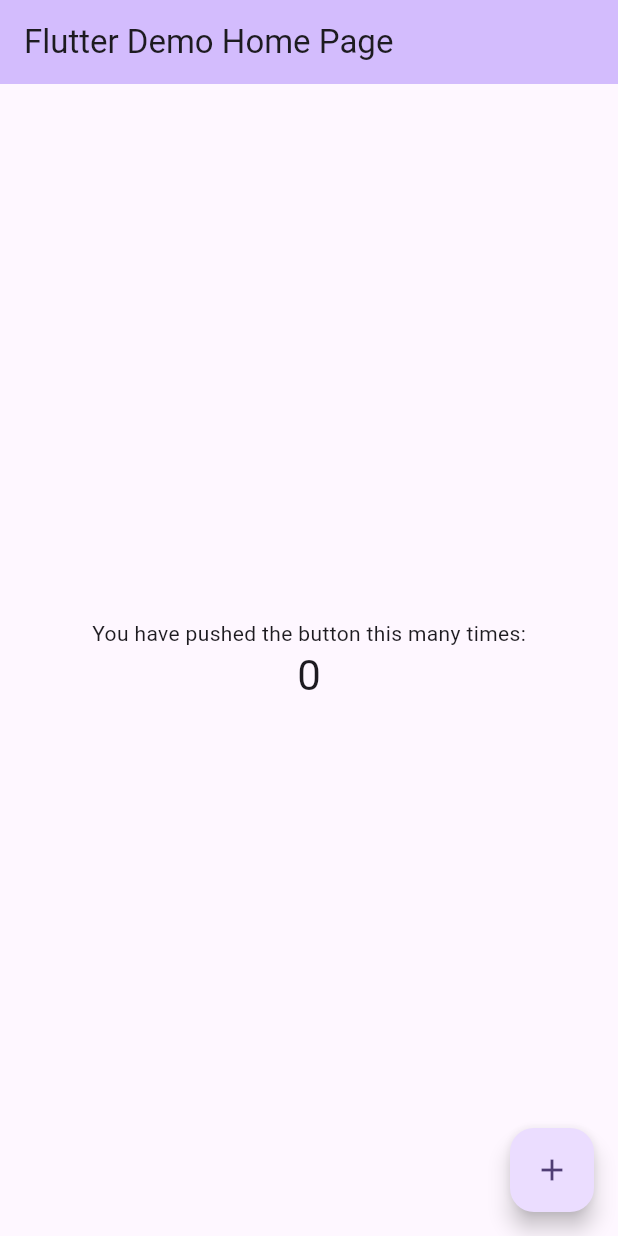
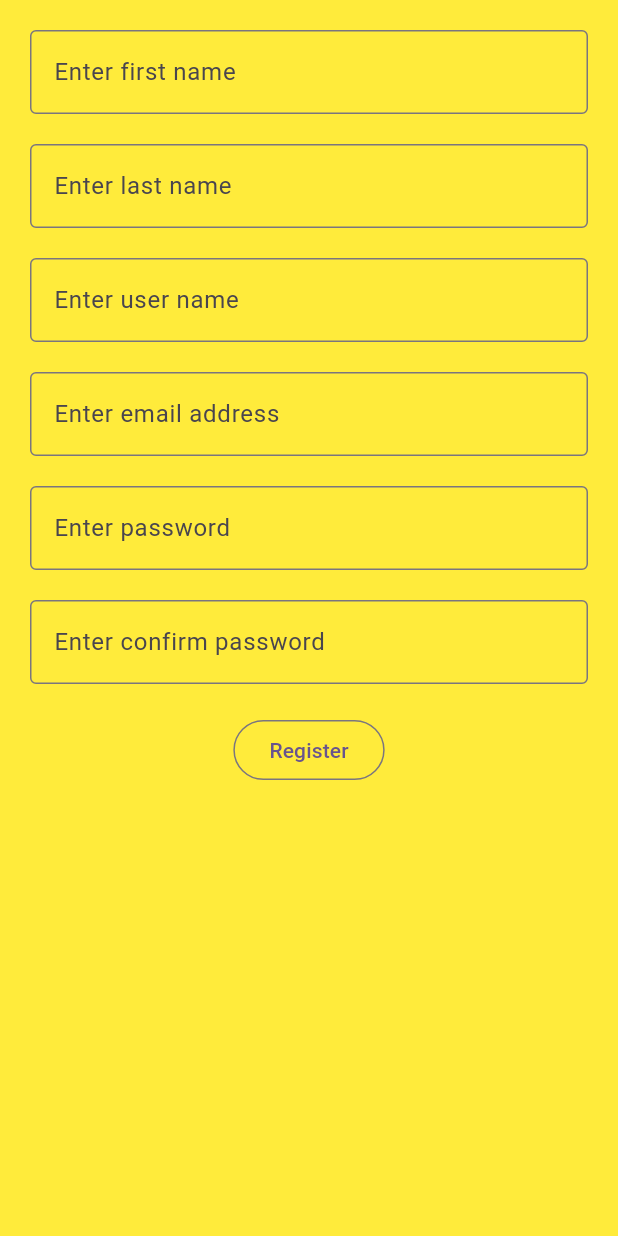
Before and after one commit to vishalbhimporwala/notes, a Flutter app: the screen it shows after launch, on a phone screen of 412 x 824 dp. Run offline on Flutter 3.47's test engine with Material 3 defaults, Android fonts, the phone set to English and light mode, and no system bars; our stand-ins replace dio, retrofit.

Commit message:
Simple Login Register design added.

```diff
--- /dev/null
+++ b/lib/authentication/register.dart
@@ -0,0 +1,148 @@
+import 'package:flutter/cupertino.dart';
+import 'package:flutter/material.dart';
+import 'package:notes/models/authentication/RegisterModel.dart';
+
+class RegisterScreen extends StatefulWidget {
+  RegisterScreen({super.key});
+
+  @override
+  State<RegisterScreen> createState() => _RegisterScreenState();
+}
+
+class _RegisterScreenState extends State<RegisterScreen> {
+  var formKey = GlobalKey<FormState>();
+  var firstNameController = TextEditingController();
+
+  var lastNameController = TextEditingController();
+
+  var userNameController = TextEditingController();
+
+  var passwordController = TextEditingController();
+  var confirmPasswordController = TextEditingController();
+
+  var emailController = TextEditingController();
+  var registerModel = RegisterModel();
+
+  @override
+  Widget build(BuildContext context) {
+    return Scaffold(
+        backgroundColor: Colors.yellow,
+        body: SafeArea(
+          child: Container(
+            padding: const EdgeInsets.all(20),
+            constraints: const BoxConstraints.expand(),
+            child: SingleChildScrollView(
+              child: Form(
+                key: formKey,
+                child: Column(
+                  children: [
+                    TextFormField(
+                      validator: (val) {
+                        if (val == null || val.isEmpty) {
+                          return "Please enter first name";
+                        }
+                        return null;
+                      },
+                      controller: firstNameController,
+                      keyboardType: TextInputType.name,
+                      decoration: const InputDecoration(
+                          hintText: "Enter first name",
+                          border: OutlineInputBorder()),
+                    ),
+                    const SizedBox(height: 20),
+                    TextFormField(
+                      validator: (val) {
+                        if (val == null || val.isEmpty) {
+                          return "Please enter last name";
+                        }
+                        return null;
+                      },
+                      controller: lastNameController,
+                      keyboardType: TextInputType.name,
+                      decoration: const InputDecoration(
+                          hintText: "Enter last name",
+                          border: OutlineInputBorder()),
+                    ),
+                    const SizedBox(height: 20),
+                    TextFormField(
+                      validator: (val) {
+                        if (val == null || val.isEmpty) {
+                          return "Please enter username";
+                        }
+                        return null;
+                      },
+                      controller: userNameController,
+                      keyboardType: TextInputType.name,
+                      decoration: const InputDecoration(
+                          hintText: "Enter user name",
+                          border: OutlineInputBorder()),
+                    ),
+                    const SizedBox(height: 20),
+                    TextFormField(
+                      validator: (val) {
+                        if (val == null || val.isEmpty) {
+                          return "Please enter email";
+                        }
+                        return null;
+                      },
+                      controller: emailController,
+                      keyboardType: TextInputType.emailAddress,
+                      decoration: const InputDecoration(
+                          hintText: "Enter email address",
+                          border: OutlineInputBorder()),
+                    ),
+                    const SizedBox(height: 20),
+                    TextFormField(
+                      validator: (val) {
+                        if (val == null || val.isEmpty) {
+                          return "Please enter password";
+                        }
+                        return null;
+                      },
+                      controller: passwordController,
+                      keyboardType: TextInputType.visiblePassword,
+                      decoration: const InputDecoration(
+                          hintText: "Enter password",
+                          border: OutlineInputBorder()),
+                    ),
+                    const SizedBox(height: 20),
+                    TextFormField(
+                      validator: (val) {
+                        if (val == null || val.isEmpty) {
+                          return "Please enter confirm password";
+                        } else if (val != passwordController.text) {
+                          return "Please confirm password";
+                        }
+                        return null;
+                      },
+                      controller: confirmPasswordController,
+                      keyboardType: TextInputType.visiblePassword,
+                      decoration: const InputDecoration(
+                          hintText: "Enter confirm password",
+                          border: OutlineInputBorder()),
+                    ),
+                    const SizedBox(height: 20),
+                    OutlinedButton(
+                        onPressed: () {
+                          if (formKey.currentState?.validate() == true) {
+                            registerModel = RegisterModel(
+                                firstName: firstNameController.text,
+                                lastName: lastNameController.text,
+                                email: emailController.text,
+                                userName: userNameController.text,
+                                password: confirmPasswordController.text);
+
+                            print("register click");
+                          } else {
+                            print("register click but not validate");
+                          }
+                        },
+                        child: const Text("Register"))
+                  ],
+                ),
+              ),
+            ),
+          ),
+        ));
+  }
+}
--- a/lib/main.dart
+++ b/lib/main.dart
@@ -1,4 +1,5 @@
 import 'package:flutter/material.dart';
+import 'package:notes/splashscreen.dart';
 
 void main() {
   runApp(const MyApp());
@@ -31,95 +32,7 @@ class MyApp extends StatelessWidget {
         colorScheme: ColorScheme.fromSeed(seedColor: Colors.deepPurple),
         useMaterial3: true,
       ),
-      home: const MyHomePage(title: 'Flutter Demo Home Page'),
+      home: const SplashScreen(),
     );
   }
 }
-
-class MyHomePage extends StatefulWidget {
-  const MyHomePage({super.key, required this.title});
-
-  // This widget is the home page of your application. It is stateful, meaning
-  // that it has a State object (defined below) that contains fields that affect
-  // how it looks.
-
-  // This class is the configuration for the state. It holds the values (in this
-  // case the title) provided by the parent (in this case the App widget) and
-  // used by the build method of the State. Fields in a Widget subclass are
-  // always marked "final".
-
-  final String title;
-
-  @override
-  State<MyHomePage> createState() => _MyHomePageState();
-}
-
-class _MyHomePageState extends State<MyHomePage> {
-  int _counter = 0;
-
-  void _incrementCounter() {
-    setState(() {
-      // This call to setState tells the Flutter framework that something has
-      // changed in this State, which causes it to rerun the build method below
-      // so that the display can reflect the updated values. If we changed
-      // _counter without calling setState(), then the build method would not be
-      // called again, and so nothing would appear to happen.
-      _counter++;
-    });
-  }
-
-  @override
-  Widget build(BuildContext context) {
-    // This method is rerun every time setState is called, for instance as done
-    // by the _incrementCounter method above.
-    //
-    // The Flutter framework has been optimized to make rerunning build methods
-    // fast, so that you can just rebuild anything that needs updating rather
-    // than having to individually change instances of widgets.
-    return Scaffold(
-      appBar: AppBar(
-        // TRY THIS: Try changing the color here to a specific color (to
-        // Colors.amber, perhaps?) and trigger a hot reload to see the AppBar
-        // change color while the other colors stay the same.
-        backgroundColor: Theme.of(context).colorScheme.inversePrimary,
-        // Here we take the value from the MyHomePage object that was created by
-        // the App.build method, and use it to set our appbar title.
-        title: Text(widget.title),
-      ),
-      body: Center(
-        // Center is a layout widget. It takes a single child and positions it
-        // in the middle of the parent.
-        child: Column(
-          // Column is also a layout widget. It takes a list of children and
-          // arranges them vertically. By default, it sizes itself to fit its
-          // children horizontally, and tries to be as tall as its parent.
-          //
-          // Column has various properties to control how it sizes itself and
-          // how it positions its children. Here we use mainAxisAlignment to
-          // center the children vertically; the main axis here is the vertical
-          // axis because Columns are vertical (the cross axis would be
-          // horizontal).
-          //
-          // TRY THIS: Invoke "debug painting" (choose the "Toggle Debug Paint"
-          // action in the IDE, or press "p" in the console), to see the
-          // wireframe for each widget.
-          mainAxisAlignment: MainAxisAlignment.center,
-          children: <Widget>[
-            const Text(
-              'You have pushed the button this many times:',
-            ),
-            Text(
-              '$_counter',
-              style: Theme.of(context).textTheme.headlineMedium,
-            ),
-          ],
-        ),
-      ),
-      floatingActionButton: FloatingActionButton(
-        onPressed: _incrementCounter,
-        tooltip: 'Increment',
-        child: const Icon(Icons.add),
-      ), // This trailing comma makes auto-formatting nicer for build methods.
-    );
-  }
-}
--- /dev/null
+++ b/lib/models/authentication/RegisterModel.dart
@@ -0,0 +1,60 @@
+/// firstName : "Vishal"
+/// lastName : "Bhimporwala"
+/// email : "vishal1@yopmai.com"
+/// userName : "VishalBhimpor"
+/// password : "V12345647"
+
+class RegisterModel {
+  RegisterModel({
+      String? firstName,
+      String? lastName,
+      String? email,
+      String? userName,
+      String? password,}){
+    _firstName = firstName;
+    _lastName = lastName;
+    _email = email;
+    _userName = userName;
+    _password = password;
+}
+
+  RegisterModel.fromJson(dynamic json) {
+    _firstName = json['firstName'];
+    _lastName = json['lastName'];
+    _email = json['email'];
+    _userName = json['userName'];
+    _password = json['password'];
+  }
+  String? _firstName;
+  String? _lastName;
+  String? _email;
+  String? _userName;
+  String? _password;
+RegisterModel copyWith({  String? firstName,
+  String? lastName,
+  String? email,
+  String? userName,
+  String? password,
+}) => RegisterModel(  firstName: firstName ?? _firstName,
+  lastName: lastName ?? _lastName,
+  email: email ?? _email,
+  userName: userName ?? _userName,
+  password: password ?? _password,
+);
+  String? get firstName => _firstName;
+  String? get lastName => _lastName;
+  String? get email => _email;
+  String? get userName => _userName;
+  String? get password => _password;
+
+  Map<String, dynamic> toJson() {
+    final map = <String, dynamic>{};
+    map['firstName'] = _firstName;
+    map['lastName'] = _lastName;
+    map['email'] = _email;
+    map['userName'] = _userName;
+    map['password'] = _password;
+    return map;
+  }
+
+}
--- /dev/null
+++ b/lib/repository/api_service.dart
@@ -0,0 +1,14 @@
+import 'package:dio/dio.dart';
+import 'package:notes/models/authentication/RegisterModel.dart';
+import 'package:notes/models/authentication/RegisterResponse.dart';
+import 'package:retrofit/http.dart';
+import 'package:retrofit/retrofit.dart';
+
+
+@RestApi(baseUrl: "http://127.0.0.1:3025/api/v1/")
+abstract class ApiServices {
+
+
+  @POST("user/register")
+  Future<RegisterResponse> register(@Body() RegisterModel registerUser);
+}
```
Also changed, not shown: lib/authentication/login.dart (added, +70 -0 lines), lib/home page.dart (added, +91 -0 lines), lib/models/authentication/RegisterResponse.dart (added, +105 -0 lines), lib/splashscreen.dart (added, +40 -0 lines), pubspec.yaml (+13 -1 lines), assets/splash_logo.png (added), pubspec.lock.
